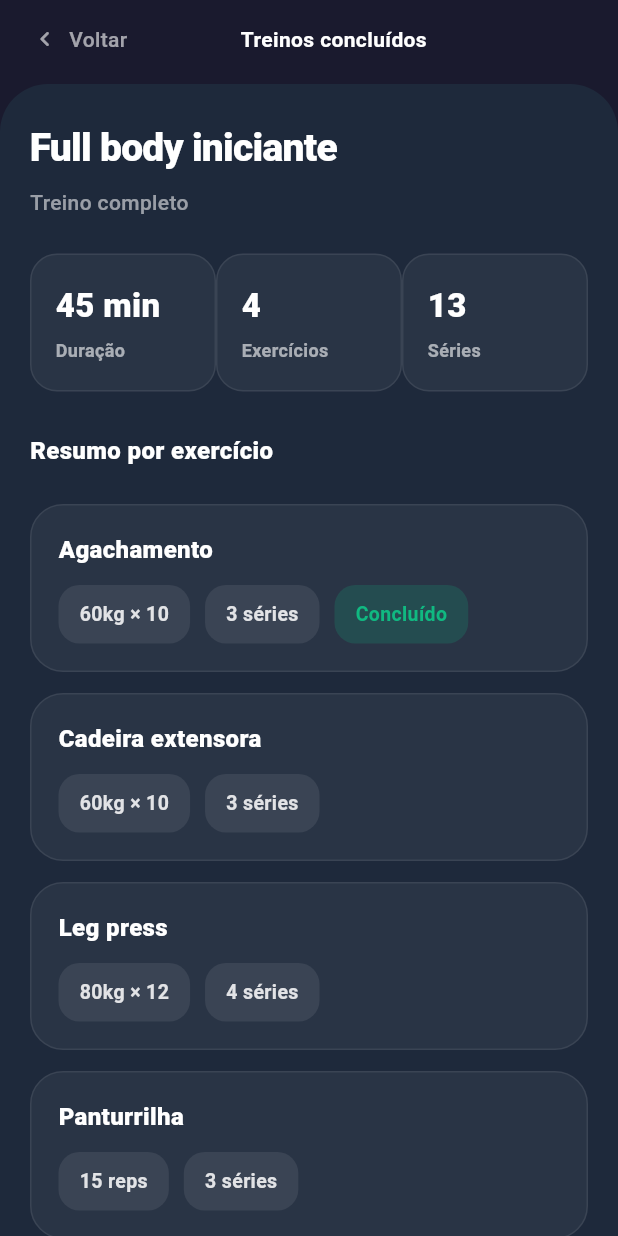
After one commit to cdantass/fitgroup, a Flutter app: the CompletedWorkoutScreen screen opened directly with sample values from the repository, on a phone screen of 412 x 824 dp. The commit adds this screen. Run offline on Flutter 3.47's test engine with Material 3 defaults, Android fonts, the phone set to English and light mode, and no system bars; Roboto replaces fonts that are missing (Nunito).

Commit message:
miranda tela de treinos concluidos

```diff
--- /dev/null
+++ b/fitgroup/lib/screens/completed_workout_screen.dart
@@ -0,0 +1,254 @@
+import 'package:flutter/material.dart';
+import '../models/app_data.dart';
+import '../theme/app_theme.dart';
+
+class CompletedWorkoutScreen extends StatelessWidget {
+  final Workout workout;
+
+  const CompletedWorkoutScreen({super.key, required this.workout});
+
+  int get totalSeries => workout.exercises.fold(0, (sum, exercise) => sum + exercise.series);
+
+  @override
+  Widget build(BuildContext context) {
+    return Scaffold(
+      backgroundColor: AppTheme.primaryDark,
+      body: SafeArea(
+        bottom: false,
+        child: Column(
+          crossAxisAlignment: CrossAxisAlignment.start,
+          children: [
+            Padding(
+              padding: const EdgeInsets.fromLTRB(20, 16, 20, 20),
+              child: Row(
+                mainAxisAlignment: MainAxisAlignment.spaceBetween,
+                children: [
+                  GestureDetector(
+                    onTap: () => Navigator.pop(context),
+                    child: Row(
+                      children: const [
+                        Icon(Icons.chevron_left_rounded, color: Colors.white60, size: 20),
+                        SizedBox(width: 6),
+                        Text(
+                          'Voltar',
+                          style: TextStyle(
+                            color: Colors.white60,
+                            fontSize: 14,
+                            fontWeight: FontWeight.w500,
+                          ),
+                        ),
+                      ],
+                    ),
+                  ),
+                  Text(
+                    'Treinos concluídos',
+                    style: const TextStyle(
+                      color: Colors.white,
+                      fontSize: 14,
+                      fontWeight: FontWeight.w700,
+                    ),
+                  ),
+                  const SizedBox(width: 32),
+                ],
+              ),
+            ),
+            Expanded(
+              child: Container(
+                width: double.infinity,
+                decoration: const BoxDecoration(
+                  color: AppTheme.cardDark,
+                  borderRadius: BorderRadius.vertical(top: Radius.circular(32)),
+                ),
+                child: Column(
+                  crossAxisAlignment: CrossAxisAlignment.start,
+                  children: [
+                    Padding(
+                      padding: const EdgeInsets.fromLTRB(20, 24, 20, 24),
+                      child: Column(
+                        crossAxisAlignment: CrossAxisAlignment.start,
+                        children: [
+                          Text(
+                            workout.title,
+                            style: const TextStyle(
+                              color: Colors.white,
+                              fontSize: 26,
+                              fontWeight: FontWeight.w900,
+                              letterSpacing: -0.5,
+                            ),
+                          ),
+                          const SizedBox(height: 8),
+                          Text(
+                            workout.subtitle,
+                            style: TextStyle(
+                              color: Colors.white.withOpacity(0.55),
+                              fontSize: 14,
+                              fontWeight: FontWeight.w500,
+                            ),
+                          ),
+                          const SizedBox(height: 24),
+                          Row(
+                            mainAxisAlignment: MainAxisAlignment.spaceBetween,
+                            children: [
+                              _SummaryCard(
+                                label: 'Duração',
+                                value: '${workout.estimatedMinutes} min',
+                              ),
+                              _SummaryCard(
+                                label: 'Exercícios',
+                                value: '${workout.exercises.length}',
+                              ),
+                              _SummaryCard(
+                                label: 'Séries',
+                                value: '$totalSeries',
+                              ),
+                            ],
+                          ),
+                          const SizedBox(height: 28),
+                          const Text(
+                            'Resumo por exercício',
+                            style: TextStyle(
+                              color: Colors.white,
+                              fontSize: 16,
+                              fontWeight: FontWeight.w800,
+                            ),
+                          ),
+                        ],
+                      ),
+                    ),
+                    Expanded(
+                      child: ListView.separated(
+                        physics: const BouncingScrollPhysics(),
+                        padding: const EdgeInsets.fromLTRB(20, 0, 20, 24),
+                        itemCount: workout.exercises.length,
+                        separatorBuilder: (_, __) => const SizedBox(height: 14),
+                        itemBuilder: (context, index) {
+                          final exercise = workout.exercises[index];
+                          return _ExerciseSummaryCard(exercise: exercise);
+                        },
+                      ),
+                    ),
+                  ],
+                ),
+              ),
+            ),
+          ],
+        ),
+      ),
+    );
+  }
+}
+
+class _SummaryCard extends StatelessWidget {
+  final String label;
+  final String value;
+
+  const _SummaryCard({required this.label, required this.value});
+
+  @override
+  Widget build(BuildContext context) {
+    return Expanded(
+      child: Container(
+        padding: const EdgeInsets.symmetric(vertical: 18, horizontal: 16),
+        decoration: BoxDecoration(
+          color: Colors.white.withOpacity(0.05),
+          borderRadius: BorderRadius.circular(18),
+          border: Border.all(color: Colors.white.withOpacity(0.08)),
+        ),
+        child: Column(
+          crossAxisAlignment: CrossAxisAlignment.start,
+          children: [
+            Text(
+              value,
+              style: const TextStyle(
+                color: Colors.white,
+                fontSize: 22,
+                fontWeight: FontWeight.w900,
+              ),
+            ),
+            const SizedBox(height: 6),
+            Text(
+              label,
+              style: TextStyle(
+                color: Colors.white.withOpacity(0.6),
+                fontSize: 12,
+                fontWeight: FontWeight.w600,
+              ),
+            ),
+          ],
+        ),
+      ),
+    );
+  }
+}
+
+class _ExerciseSummaryCard extends StatelessWidget {
+  final Exercise exercise;
+
+  const _ExerciseSummaryCard({required this.exercise});
+
+  @override
+  Widget build(BuildContext context) {
+    final label = exercise.durationMinutes != null
+        ? '${exercise.durationMinutes} min'
+        : '${exercise.weight > 0 ? '${exercise.weight % 1 == 0 ? exercise.weight.toInt() : exercise.weight}kg × ${exercise.reps}' : '${exercise.reps} reps'}';
+
+    return Container(
+      padding: const EdgeInsets.all(18),
+      decoration: BoxDecoration(
+        color: Colors.white.withOpacity(0.05),
+        borderRadius: BorderRadius.circular(22),
+        border: Border.all(color: Colors.white.withOpacity(0.08)),
+      ),
+      child: Column(
+        crossAxisAlignment: CrossAxisAlignment.start,
+        children: [
+          Text(
+            exercise.name,
+            style: const TextStyle(
+              color: Colors.white,
+              fontSize: 16,
+              fontWeight: FontWeight.w800,
+            ),
+          ),
+          const SizedBox(height: 12),
+          Wrap(
+            spacing: 10,
+            runSpacing: 10,
+            children: [
+              _InfoChip(label: '$label'),
+              _InfoChip(label: '${exercise.series} séries'),
+              if (exercise.completed)
+                const _InfoChip(label: 'Concluído', accent: true),
+            ],
+          ),
+        ],
+      ),
+    );
+  }
+}
+
+class _InfoChip extends StatelessWidget {
+  final String label;
+  final bool accent;
+
+  const _InfoChip({required this.label, this.accent = false});
+
+  @override
+  Widget build(BuildContext context) {
+    return Container(
+      padding: const EdgeInsets.symmetric(vertical: 10, horizontal: 14),
+      decoration: BoxDecoration(
+        color: accent ? AppTheme.teal.withOpacity(0.18) : Colors.white.withOpacity(0.08),
+        borderRadius: BorderRadius.circular(14),
+      ),
+      child: Text(
+        label,
+        style: TextStyle(
+          color: accent ? AppTheme.teal : Colors.white.withOpacity(0.85),
+          fontSize: 13,
+          fontWeight: FontWeight.w700,
+        ),
+      ),
+    );
+  }
+}
--- a/fitgroup/lib/screens/group_editor_screen.dart
+++ b/fitgroup/lib/screens/group_editor_screen.dart
@@ -1,4 +1,4 @@
-import 'package:flutter/material.dart';
+ import 'package:flutter/material.dart';
 
 import '../models/app_data.dart';
 import '../theme/app_theme.dart';
--- a/fitgroup/lib/screens/workout_detail_screen.dart
+++ b/fitgroup/lib/screens/workout_detail_screen.dart
@@ -2,6 +2,7 @@ import 'package:flutter/material.dart';
 import 'package:flutter/services.dart';
 import '../models/app_data.dart';
 import '../theme/app_theme.dart';
+import 'completed_workout_screen.dart';
 
 class WorkoutDetailScreen extends StatefulWidget {
   final Workout workout;
@@ -191,15 +192,30 @@ class _WorkoutDetailScreenState extends State<WorkoutDetailScreen> {
         borderRadius: BorderRadius.circular(16),
         border: Border.all(color: AppTheme.teal.withOpacity(0.3)),
       ),
-      child: Row(
+      child: Column(
+        crossAxisAlignment: CrossAxisAlignment.start,
         children: [
-          const Text('🎉', style: TextStyle(fontSize: 28)),
+          Row(
+            children: [
+              Container(
+                width: 40,
+                height: 40,
+                decoration: BoxDecoration(
+                  color: AppTheme.teal,
+                  shape: BoxShape.circle,
+                ),
+                child: const Icon(
+                  Icons.check_rounded,
+                  color: Colors.white,
+                  size: 24,
+                ),
+              ),
               const SizedBox(width: 12),
               Column(
                 crossAxisAlignment: CrossAxisAlignment.start,
                 children: [
                   const Text(
-                'Treino completo!',
+                    ' Treino completo!',
                     style: TextStyle(
                       fontWeight: FontWeight.w800,
                       color: AppTheme.teal,
@@ -214,6 +230,40 @@ class _WorkoutDetailScreenState extends State<WorkoutDetailScreen> {
                     ),
                   ),
                 ],
+              ),
+            ],
+          ),
+          const SizedBox(height: 18),
+          SizedBox(
+            width: double.infinity,
+            child: ElevatedButton(
+              onPressed: () {
+                Navigator.push(
+                  context,
+                  MaterialPageRoute(
+                    builder: (_) => CompletedWorkoutScreen(
+                      workout: widget.workout,
+                    ),
+                  ),
+                );
+              },
+              style: ElevatedButton.styleFrom(
+                backgroundColor: const Color.fromARGB(255, 16, 185, 129),
+                foregroundColor: Colors.white,
+                padding: const EdgeInsets.symmetric(vertical: 16),
+                shape: RoundedRectangleBorder(
+                  borderRadius: BorderRadius.circular(16),
+                ),
+                elevation: 0,
+              ),
+              child: const Text(
+                'Salvar progresso',
+                style: TextStyle(
+                  fontSize: 15,
+                  fontWeight: FontWeight.w800,
+                ),
+              ),
+            ),
           ),
         ],
       ),
```
Lines whose indentation alone changed are shown as unchanged.
